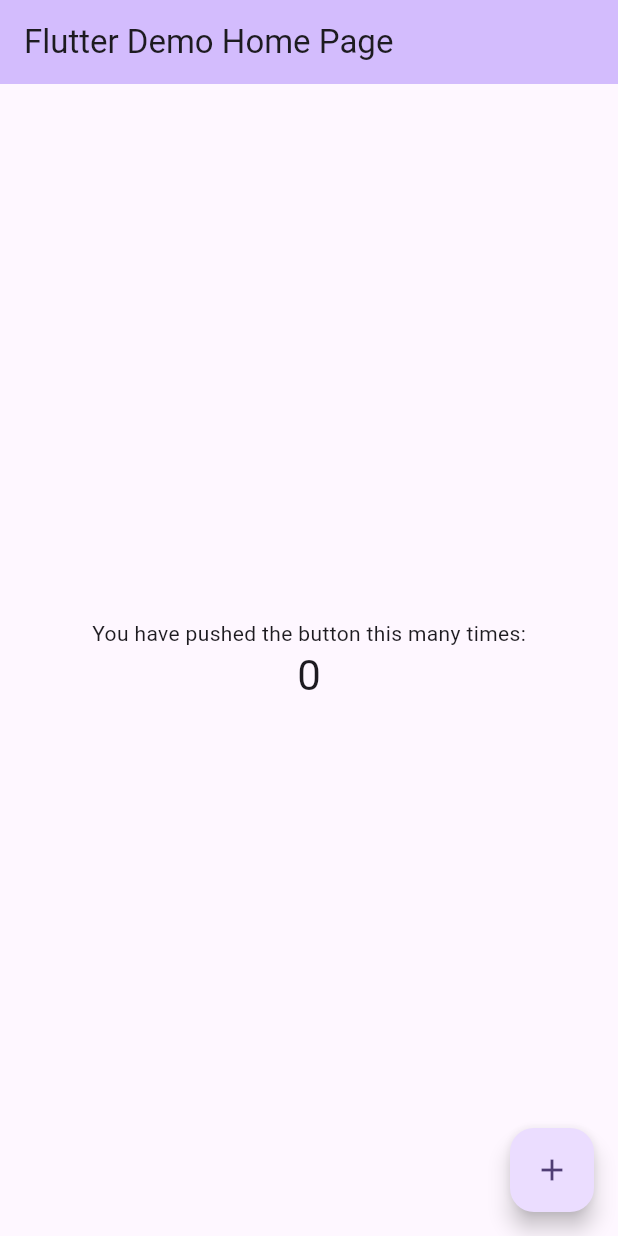
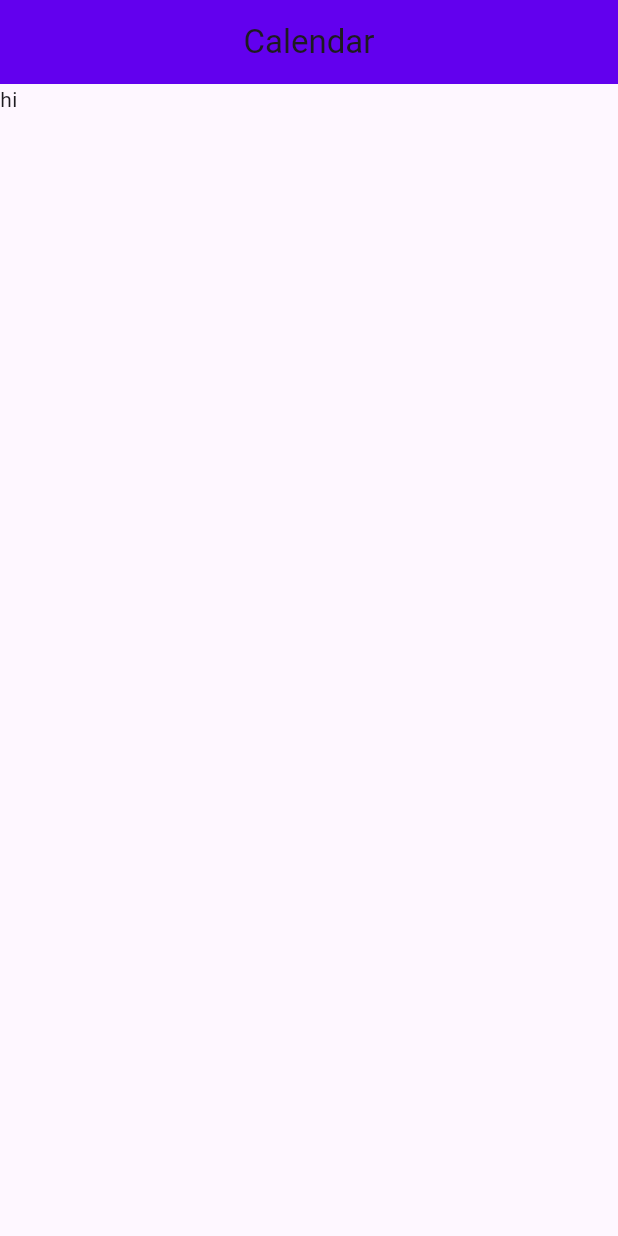
Before and after one commit to CS196Illinois/FA25-Group1, a Flutter app: the screen it shows after launch, on a phone screen of 412 x 824 dp. Run offline on Flutter 3.47's test engine with Material 3 defaults, Android fonts, the phone set to English and light mode, and no system bars.

Commit message:
created calendar class and linked it to main.dart

```diff
--- a/App/lib/calendar.dart
+++ b/App/lib/calendar.dart
@@ -1,13 +1,16 @@
 import 'package:flutter/material.dart';
-void main() {
-  runApp( MaterialApp(
-    home: Scaffold(
+
+class Calendar extends StatelessWidget {
+  const Calendar({super.key});
+  @override
+  Widget build(BuildContext context) {
+    return Scaffold(
       appBar: AppBar(
-        title: Text('Calendar'),
-        backgroundColor: Color.fromARGB(88, 10, 129, 81),
+        title: const Text('Calendar'),
+        backgroundColor: Color(0xFF6200EE),
         centerTitle: true,
       ),
-      body: Text("here is the caldenar"),
-    )
-  ));
+      body: const Text("hi"),
+    );
+  }
 }
--- a/App/lib/main.dart
+++ b/App/lib/main.dart
@@ -1,122 +1,8 @@
 import 'package:flutter/material.dart';
+import 'package:helloworld/calendar.dart';
 
 void main() {
-  runApp(const MyApp());
+  runApp( MaterialApp(
+    home: Calendar()
+  ));
 }
-
-class MyApp extends StatelessWidget {
-  const MyApp({super.key});
-
-  // This widget is the root of your application.
-  @override
-  Widget build(BuildContext context) {
-    return MaterialApp(
-      title: 'Flutter Demo',
-      theme: ThemeData(
-        // This is the theme of your application.
-        //
-        // TRY THIS: Try running your application with "flutter run". You'll see
-        // the application has a purple toolbar. Then, without quitting the app,
-        // try changing the seedColor in the colorScheme below to Colors.green
-        // and then invoke "hot reload" (save your changes or press the "hot
-        // reload" button in a Flutter-supported IDE, or press "r" if you used
-        // the command line to start the app).
-        //
-        // Notice that the counter didn't reset back to zero; the application
-        // state is not lost during the reload. To reset the state, use hot
-        // restart instead.
-        //
-        // This works for code too, not just values: Most code changes can be
-        // tested with just a hot reload.
-        colorScheme: ColorScheme.fromSeed(seedColor: Colors.deepPurple),
-      ),
-      home: const MyHomePage(title: 'Flutter Demo Home Page'),
-    );
-  }
-}
-
-class MyHomePage extends StatefulWidget {
-  const MyHomePage({super.key, required this.title});
-
-  // This widget is the home page of your application. It is stateful, meaning
-  // that it has a State object (defined below) that contains fields that affect
-  // how it looks.
-
-  // This class is the configuration for the state. It holds the values (in this
-  // case the title) provided by the parent (in this case the App widget) and
-  // used by the build method of the State. Fields in a Widget subclass are
-  // always marked "final".
-
-  final String title;
-
-  @override
-  State<MyHomePage> createState() => _MyHomePageState();
-}
-
-class _MyHomePageState extends State<MyHomePage> {
-  int _counter = 0;
-
-  void _incrementCounter() {
-    setState(() {
-      // This call to setState tells the Flutter framework that something has
-      // changed in this State, which causes it to rerun the build method below
-      // so that the display can reflect the updated values. If we changed
-      // _counter without calling setState(), then the build method would not be
-      // called again, and so nothing would appear to happen.
-      _counter++;
-    });
-  }
-
-  @override
-  Widget build(BuildContext context) {
-    // This method is rerun every time setState is called, for instance as done
-    // by the _incrementCounter method above.
-    //
-    // The Flutter framework has been optimized to make rerunning build methods
-    // fast, so that you can just rebuild anything that needs updating rather
-    // than having to individually change instances of widgets.
-    return Scaffold(
-      appBar: AppBar(
-        // TRY THIS: Try changing the color here to a specific color (to
-        // Colors.amber, perhaps?) and trigger a hot reload to see the AppBar
-        // change color while the other colors stay the same.
-        backgroundColor: Theme.of(context).colorScheme.inversePrimary,
-        // Here we take the value from the MyHomePage object that was created by
-        // the App.build method, and use it to set our appbar title.
-        title: Text(widget.title),
-      ),
-      body: Center(
-        // Center is a layout widget. It takes a single child and positions it
-        // in the middle of the parent.
-        child: Column(
-          // Column is also a layout widget. It takes a list of children and
-          // arranges them vertically. By default, it sizes itself to fit its
-          // children horizontally, and tries to be as tall as its parent.
-          //
-          // Column has various properties to control how it sizes itself and
-          // how it positions its children. Here we use mainAxisAlignment to
-          // center the children vertically; the main axis here is the vertical
-          // axis because Columns are vertical (the cross axis would be
-          // horizontal).
-          //
-          // TRY THIS: Invoke "debug painting" (choose the "Toggle Debug Paint"
-          // action in the IDE, or press "p" in the console), to see the
-          // wireframe for each widget.
-          mainAxisAlignment: MainAxisAlignment.center,
-          children: <Widget>[
-            const Text('You have pushed the button this many times:'),
-            Text(
-              '$_counter',
-              style: Theme.of(context).textTheme.headlineMedium,
-            ),
-          ],
-        ),
-      ),
-      floatingActionButton: FloatingActionButton(
-        onPressed: _incrementCounter,
-        tooltip: 'Increment',
-        child: const Icon(Icons.add),
-      ), // This trailing comma makes auto-formatting nicer for build methods.
-    );
-  }
-}
```
Also changed, not shown: 1 other file.
